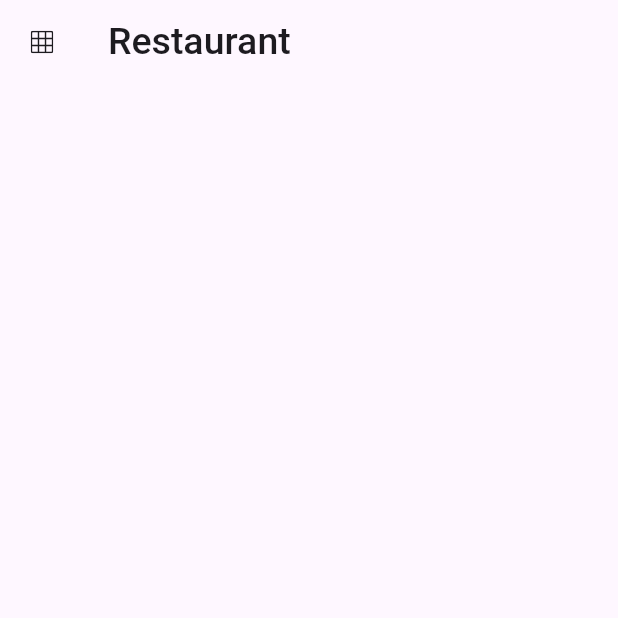
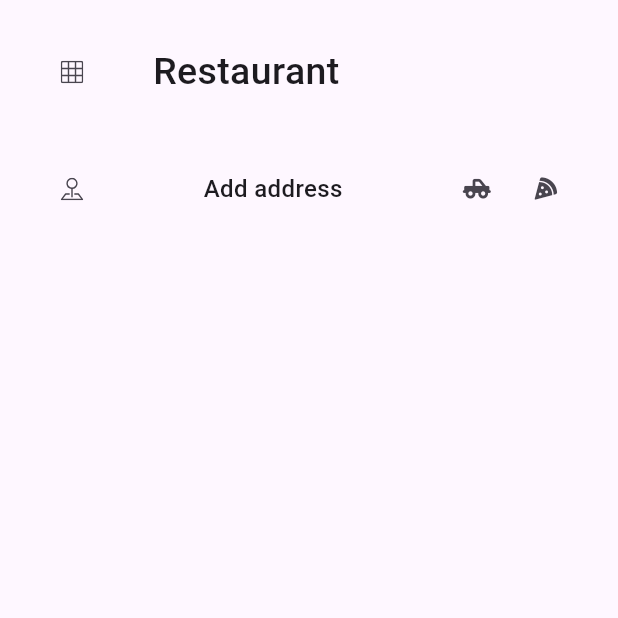
Before and after one commit to hafedh049/restaurant_management, a Flutter app: the Home screen opened directly, on a phone screen of 412 x 824 dp, the top half of it. Run offline on Flutter 3.47's test engine with Material 3 defaults, Android fonts, the light colour scheme and no system bars; our stand-ins replace firebase_core, flutter_animate, hive, icons_plus, lottie, url_strategy; accounts and stored records are empty; network calls fail.

Commit message:
ModifiedM lib/views/home.dart

```diff
--- a/lib/views/home.dart
+++ b/lib/views/home.dart
@@ -12,13 +12,50 @@ class _HomeState extends State<Home> {
   @override
   Widget build(BuildContext context) {
     return Scaffold(
-      appBar: AppBar(
-        leading: const Icon(Bootstrap.grid_3x3, size: 15),
-        title: const Text("Restaurant", style: TextStyle(fontSize: 25, fontWeight: FontWeight.w500)),
-      ),
-      body: Column(
-        crossAxisAlignment: CrossAxisAlignment.start,
-        children: <Widget>[],
+      body: Padding(
+        padding: const EdgeInsets.all(24),
+        child: Column(
+          crossAxisAlignment: CrossAxisAlignment.start,
+          children: <Widget>[
+            Row(
+              children: <Widget>[
+                IconButton(
+                  onPressed: () {},
+                  icon: const Icon(Bootstrap.grid_3x3, size: 15),
+                ),
+                const SizedBox(width: 30),
+                const Text("Restaurant", style: TextStyle(fontSize: 25, fontWeight: FontWeight.w500)),
+              ],
+            ),
+            const SizedBox(height: 30),
+            Row(
+              children: <Widget>[
+                IconButton(
+                  onPressed: () {},
+                  icon: const Icon(Bootstrap.pin_map, size: 15),
+                ),
+                const Spacer(),
+                const Text("Add address", style: TextStyle(fontSize: 16, fontWeight: FontWeight.w500)),
+                const Spacer(),
+                Tooltip(
+                  message: "Delivery",
+                  child: IconButton(
+                    onPressed: () {},
+                    icon: const Icon(FontAwesome.truck_pickup_solid, size: 15),
+                  ),
+                ),
+                Tooltip(
+                  message: "Pickup",
+                  child: IconButton(
+                    onPressed: () {},
+                    icon: const Icon(FontAwesome.pizza_slice_solid, size: 15),
+                  ),
+                ),
+              ],
+            ),
+            const SizedBox(height: 30),
+          ],
+        ),
       ),
     );
   }
```
